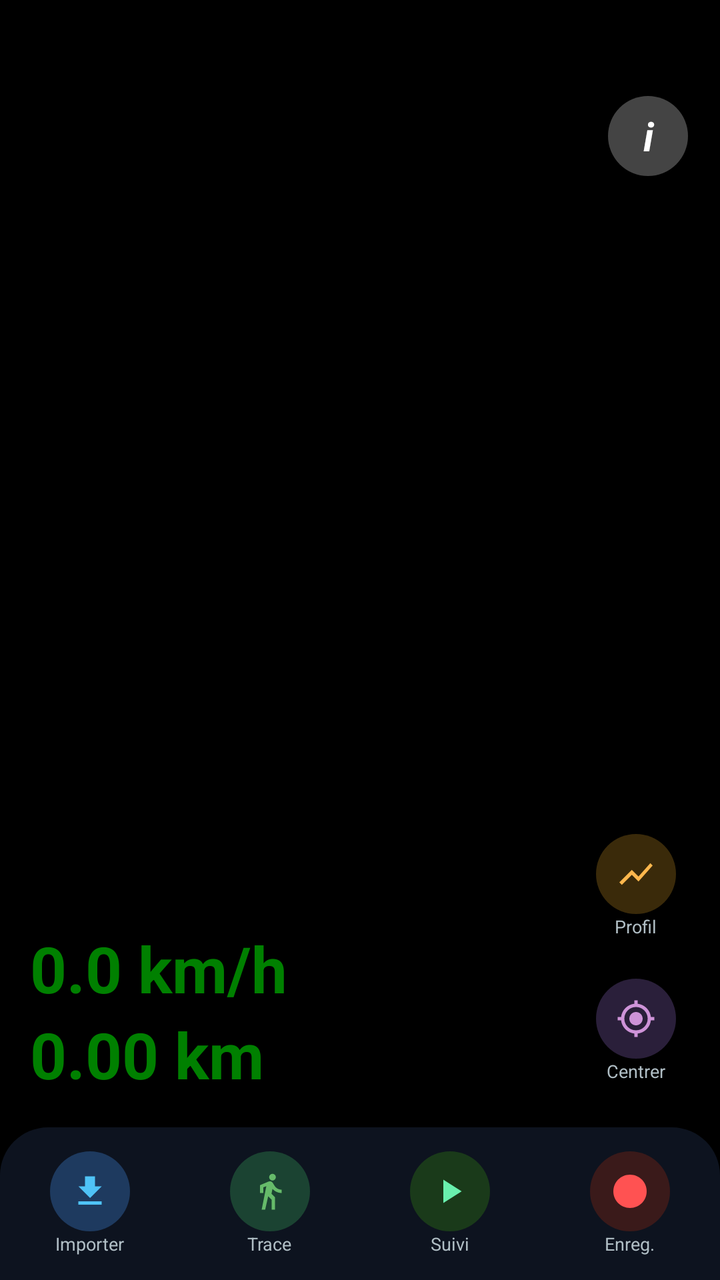
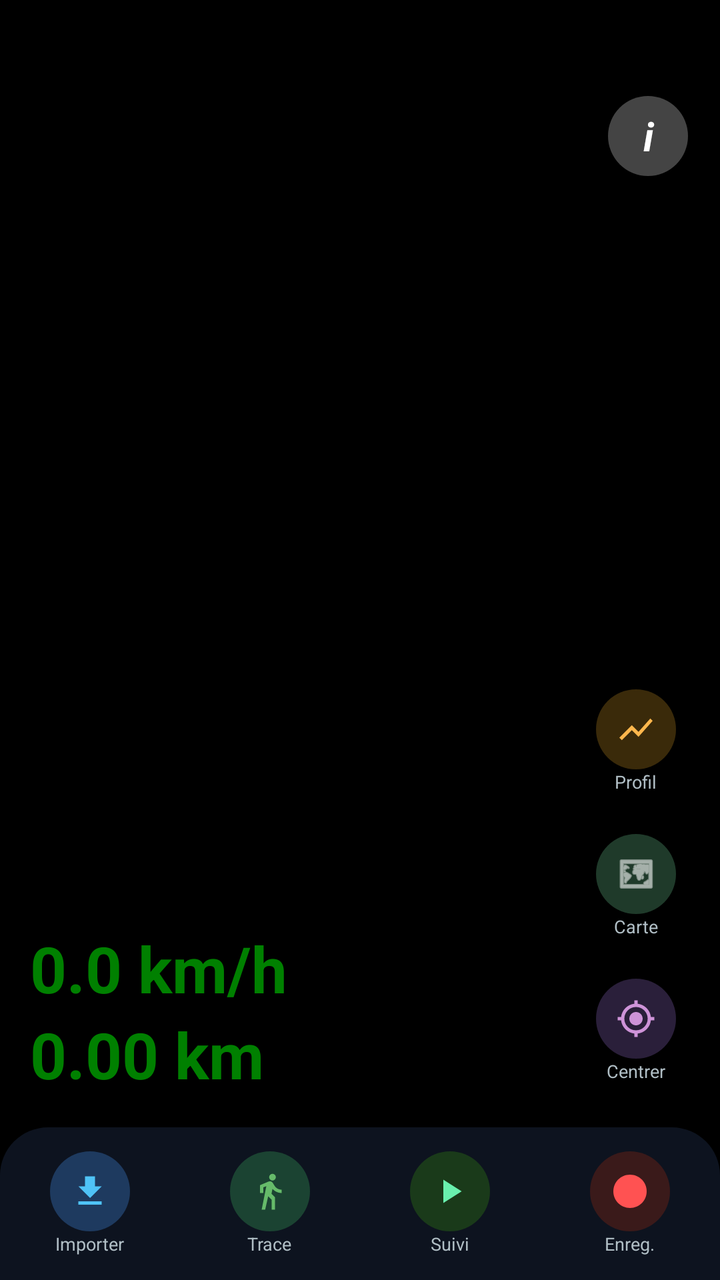

An Android layout rendered at two revisions. The XML below is the earlier revision; the diff shows what the commit changed to produce the second picture.
<!-- AndroidManifest.xml: application theme Theme.GpsTraceTracker -->
<!-- res/layout/activity_main.xml -->
<?xml version="1.0" encoding="utf-8"?>
<androidx.constraintlayout.widget.ConstraintLayout
    xmlns:android="http://schemas.android.com/apk/res/android"
    xmlns:app="http://schemas.android.com/apk/res-auto"
    android:id="@+id/main"
    android:layout_width="match_parent"
    android:layout_height="match_parent"
    android:background="#000000">

    <FrameLayout
        android:id="@+id/mapContainer"
        android:layout_width="0dp"
        android:layout_height="0dp"
        app:layout_constraintTop_toTopOf="parent"
        app:layout_constraintBottom_toBottomOf="parent"
        app:layout_constraintStart_toStartOf="parent"
        app:layout_constraintEnd_toEndOf="parent"/>

    <LinearLayout
        android:id="@+id/btnInfo"
        android:layout_width="wrap_content"
        android:layout_height="wrap_content"
        android:orientation="vertical"
        android:gravity="center"
        android:layout_marginEnd="16dp"
        android:elevation="6dp"
        android:clickable="true"
        android:focusable="true"
        android:layout_marginTop="48dp"
        app:layout_constraintEnd_toEndOf="parent"
        app:layout_constraintTop_toTopOf="parent">

        <TextView
            android:layout_width="40dp"
            android:layout_height="40dp"
            android:text="i"
            android:textColor="#FFFFFF"
            android:textStyle="bold|italic"
            android:textSize="20sp"
            android:gravity="center"
            android:background="@drawable/btn_circle_background"
            android:backgroundTint="#444444" />
    </LinearLayout> <TextView
        android:id="@+id/txtLargeSpeed"
        android:layout_width="wrap_content"
        android:layout_height="wrap_content"
        android:text="0.0"
        android:textColor="#03045E" android:textSize="100sp" android:textStyle="bold"
        android:shadowColor="#FFFFFF"
        android:shadowDx="0"
        android:shadowDy="0"
        android:shadowRadius="25"
        android:visibility="gone"
        android:elevation="10dp"
        app:layout_constraintTop_toTopOf="parent"
        app:layout_constraintBottom_toBottomOf="parent"
        app:layout_constraintStart_toStartOf="parent"
        app:layout_constraintEnd_toEndOf="parent"
        app:layout_constraintVertical_bias="0.15" />

    <LinearLayout
        android:id="@+id/rightActionsContainer"
        android:layout_width="wrap_content"
        android:layout_height="wrap_content"
        android:orientation="vertical"
        android:gravity="center"
        android:layout_marginEnd="16dp"
        android:layout_marginBottom="16dp"
        app:layout_constraintEnd_toEndOf="parent"
        app:layout_constraintBottom_toTopOf="@+id/bottomBar">

        <LinearLayout
            android:id="@+id/btnElevation"
            android:layout_width="wrap_content"
            android:layout_height="wrap_content"
            android:orientation="vertical"
            android:gravity="center"
            android:padding="6dp"
            android:layout_marginBottom="8dp">
            <ImageView
                android:layout_width="40dp"
                android:layout_height="40dp"
                android:src="@drawable/ic_btn_elevation"
                android:background="@drawable/btn_circle_background"
                android:backgroundTint="#3A2A0A"
                android:padding="10dp" />
            <TextView
                android:layout_width="wrap_content"
                android:layout_height="wrap_content"
                android:text="Profil"
                android:textColor="#B0BEC5"
                android:textSize="9sp" />
        </LinearLayout>

        <LinearLayout
            android:id="@+id/btnCenter"
            android:layout_width="wrap_content"
            android:layout_height="wrap_content"
            android:orientation="vertical"
            android:gravity="center"
            android:padding="6dp">
            <ImageView
                android:layout_width="40dp"
                android:layout_height="40dp"
                android:src="@drawable/ic_btn_center"
                android:background="@drawable/btn_circle_background"
                android:backgroundTint="#2A1F3A"
                android:padding="10dp" />
            <TextView
                android:layout_width="wrap_content"
                android:layout_height="wrap_content"
                android:text="Centrer"
                android:textColor="#B0BEC5"
                android:textSize="9sp" />
        </LinearLayout>
    </LinearLayout>

    <LinearLayout
        android:id="@+id/statsOverlay"
        android:layout_width="wrap_content"
        android:layout_height="wrap_content"
        android:orientation="vertical"
        android:padding="0dp"
        android:background="@android:color/transparent"
        android:layout_marginBottom="15dp"
        android:layout_marginStart="15dp"
        app:layout_constraintBottom_toTopOf="@+id/bottomBar"
        app:layout_constraintStart_toStartOf="parent">

        <TextView
            android:id="@+id/txtSpeed"
            android:layout_width="wrap_content"
            android:layout_height="wrap_content"
            android:text="0.0 km/h"
            android:textColor="#008000"
            android:textSize="32sp"
            android:textStyle="bold"
            android:shadowColor="#CC000000"
            android:shadowDx="2"
            android:shadowDy="2"
            android:shadowRadius="3" />

        <TextView
            android:id="@+id/txtDistance"
            android:layout_width="wrap_content"
            android:layout_height="wrap_content"
            android:text="0.00 km"
            android:textColor="#008000"
            android:textSize="32sp"
            android:textStyle="bold"
            android:shadowColor="#CC000000"
            android:shadowDx="2"
            android:shadowDy="2"
            android:shadowRadius="3" />
    </LinearLayout>

    <LinearLayout
        android:id="@+id/bottomBar"
        android:layout_width="0dp"
        android:layout_height="wrap_content"
        android:orientation="horizontal"
        android:paddingTop="12dp"
        android:paddingBottom="12dp"
        android:gravity="center_vertical"
        android:background="@drawable/bottom_bar_background"
        app:layout_constraintBottom_toBottomOf="parent"
        app:layout_constraintStart_toStartOf="parent"
        app:layout_constraintEnd_toEndOf="parent">

        <LinearLayout
            android:id="@+id/btnImportGpx"
            android:layout_width="0dp"
            android:layout_weight="1"
            android:layout_height="wrap_content"
            android:orientation="vertical"
            android:gravity="center">
            <ImageView
                android:layout_width="40dp"
                android:layout_height="40dp"
                android:src="@drawable/ic_btn_import"
                android:background="@drawable/btn_circle_background"
                android:backgroundTint="#1E3A5F"
                android:padding="10dp" />
            <TextView
                android:layout_width="wrap_content"
                android:layout_height="wrap_content"
                android:text="Importer"
                android:textColor="#B0BEC5"
                android:textSize="9sp" />
        </LinearLayout>

        <LinearLayout
            android:id="@+id/btnSelectTrace"
            android:layout_width="0dp"
            android:layout_weight="1"
            android:layout_height="wrap_content"
            android:orientation="vertical"
            android:gravity="center">
            <ImageView
                android:layout_width="40dp"
                android:layout_height="40dp"
                android:src="@drawable/ic_btn_trace"
                android:background="@drawable/btn_circle_background"
                android:backgroundTint="#1B4332"
                android:padding="10dp" />
            <TextView
                android:layout_width="wrap_content"
                android:layout_height="wrap_content"
                android:text="Trace"
                android:textColor="#B0BEC5"
                android:textSize="9sp" />
        </LinearLayout>

        <LinearLayout
            android:id="@+id/btnFollow"
            android:layout_width="0dp"
            android:layout_weight="1"
            android:layout_height="wrap_content"
            android:orientation="vertical"
            android:gravity="center">
            <ImageView
                android:id="@+id/btnFollowIcon"
                android:layout_width="40dp"
                android:layout_height="40dp"
                android:src="@drawable/ic_btn_play"
                android:background="@drawable/btn_circle_background"
                android:backgroundTint="#1A3A1A"
                android:padding="10dp" />
            <TextView
                android:layout_width="wrap_content"
                android:layout_height="wrap_content"
                android:text="Suivi"
                android:textColor="#B0BEC5"
                android:textSize="9sp" />
        </LinearLayout>

        <LinearLayout
            android:id="@+id/btnRecord"
            android:layout_width="0dp"
            android:layout_weight="1"
            android:layout_height="wrap_content"
            android:orientation="vertical"
            android:gravity="center">
            <ImageView
                android:id="@+id/btnRecordIcon"
                android:layout_width="40dp"
                android:layout_height="40dp"
                android:src="@drawable/ic_btn_record"
                android:background="@drawable/btn_circle_background"
                android:backgroundTint="#3A1A1A"
                android:padding="10dp" />
            <TextView
                android:id="@+id/btnRecordLabel"
                android:layout_width="wrap_content"
                android:layout_height="wrap_content"
                android:text="Enreg."
                android:textColor="#B0BEC5"
                android:textSize="9sp" />
        </LinearLayout>
    </LinearLayout>

    <View
        android:id="@+id/screenOverlay"
        android:layout_width="0dp"
        android:layout_height="0dp"
        android:background="#000000"
        android:alpha="0"
        android:elevation="20dp"
        android:clickable="false"
        app:layout_constraintTop_toTopOf="parent"
        app:layout_constraintBottom_toBottomOf="parent"
        app:layout_constraintStart_toStartOf="parent"
        app:layout_constraintEnd_toEndOf="parent"/>

</androidx.constraintlayout.widget.ConstraintLayout>
<!-- resources referenced by this layout -->
<resources>
  <!-- drawable bottom_bar_background (drawable) -->
  <?xml version="1.0" encoding="utf-8"?>
  <shape xmlns:android="http://schemas.android.com/apk/res/android"
      android:shape="rectangle">
      <solid android:color="#CC111827"/>
      <corners
          android:topLeftRadius="24dp"
          android:topRightRadius="24dp"/>
  </shape>
  <!-- drawable btn_circle_background (drawable) -->
  <?xml version="1.0" encoding="utf-8"?>
  <shape xmlns:android="http://schemas.android.com/apk/res/android"
      android:shape="oval">
      <solid android:color="#FFFFFF"/>
  </shape>
  <!-- drawable ic_btn_center (drawable) -->
  <vector xmlns:android="http://schemas.android.com/apk/res/android" android:width="24dp" android:height="24dp" android:viewportWidth="24" android:viewportHeight="24">
      <path android:fillColor="#CE93D8" android:pathData="M12,8c-2.21,0 -4,1.79 -4,4s1.79,4 4,4 4,-1.79 4,-4 -1.79,-4 -4,-4zM20.94,11c-0.46,-4.17 -3.77,-7.48 -7.94,-7.94V1h-2v2.06C6.83,3.52 3.52,6.83 3.06,11H1v2h2.06c0.46,4.17 3.77,7.48 7.94,7.94V23h2v-2.06c4.17,-0.46 7.48,-3.77 7.94,-7.94H23v-2h-2.06zM12,19c-3.87,0 -7,-3.13 -7,-7s3.13,-7 7,-7 7,3.13 7,7 -3.13,7 -7,7z"/>
  </vector>
  <!-- drawable ic_btn_elevation (drawable) -->
  <vector xmlns:android="http://schemas.android.com/apk/res/android" android:width="24dp" android:height="24dp" android:viewportWidth="24" android:viewportHeight="24">
      <path android:fillColor="#FFB74D" android:pathData="M3.5,18.49l6,-6.01 4,4L22,6.92l-1.41,-1.41 -7.09,7.97 -4,-4L2,16.99z"/>
  </vector>
  <!-- drawable ic_btn_import (drawable) -->
  <vector xmlns:android="http://schemas.android.com/apk/res/android" android:width="24dp" android:height="24dp" android:viewportWidth="24" android:viewportHeight="24">
      <path android:fillColor="#4FC3F7" android:pathData="M19,9h-4V3H9v6H5l7,7 7,-7zM5,18v2h14v-2H5z"/>
  </vector>
  <!-- drawable ic_btn_play (drawable) -->
  <vector xmlns:android="http://schemas.android.com/apk/res/android" android:width="24dp" android:height="24dp" android:viewportWidth="24" android:viewportHeight="24">
      <path android:fillColor="#69F0AE" android:pathData="M8,5v14l11,-7z"/>
  </vector>
  <!-- drawable ic_btn_record (drawable) -->
  <vector xmlns:android="http://schemas.android.com/apk/res/android" android:width="24dp" android:height="24dp" android:viewportWidth="24" android:viewportHeight="24">
      <path android:fillColor="#FF5252" android:pathData="M12,2C6.48,2 2,6.48 2,12s4.48,10 10,10 10,-4.48 10,-10S17.52,2 12,2z"/>
  </vector>
  <!-- drawable ic_btn_trace (drawable) -->
  <vector xmlns:android="http://schemas.android.com/apk/res/android" android:width="24dp" android:height="24dp" android:viewportWidth="24" android:viewportHeight="24">
      <path android:fillColor="#66BB6A" android:pathData="M13.5,5.5c1.1,0 2,-0.9 2,-2s-0.9,-2 -2,-2 -2,0.9 -2,2 0.9,2 2,2zM9.8,8.9L7,23h2.1l1.8,-8 2.1,2v6h2v-7.5l-2.1,-2 0.6,-3C14.8,12 16.8,13 19,13v-2c-1.9,0 -3.5,-1 -4.3,-2.4l-1,-1.6c-0.4,-0.6 -1,-1 -1.7,-1 -0.3,0 -0.5,0.1 -0.8,0.1L6,8.3V13h2V9.6l1.8,-0.7"/>
  </vector>
  <style name="Theme.GpsTraceTracker" parent="Theme.MaterialComponents.DayNight.NoActionBar">
          
          <item name="android:windowBackground">@android:color/black</item>
          <item name="colorPrimary">#1565C0</item>
          <item name="colorPrimaryVariant">#0D47A1</item>
          <item name="colorOnPrimary">#FFFFFF</item>
          <item name="colorSecondary">#2E7D32</item>
          <item name="colorOnSecondary">#FFFFFF</item>
          <item name="android:statusBarColor">#000000</item>
          <item name="android:navigationBarColor">#000000</item>
      </style>
</resources>

<!-- the commit's change to res/layout/activity_main.xml (unified diff, before → after) -->
@@ -93,6 +93,28 @@
         </LinearLayout>
 
         <LinearLayout
+            android:id="@+id/btnLayers"
+            android:layout_width="wrap_content"
+            android:layout_height="wrap_content"
+            android:orientation="vertical"
+            android:gravity="center"
+            android:padding="6dp"
+            android:layout_marginBottom="8dp">
+            <ImageView
+                android:layout_width="40dp"
+                android:layout_height="40dp"
+                android:src="@android:drawable/ic_menu_mapmode" android:background="@drawable/btn_circle_background"
+                android:backgroundTint="#1F3A2A" android:padding="10dp"
+                app:tint="#FFFFFF" />
+            <TextView
+                android:layout_width="wrap_content"
+                android:layout_height="wrap_content"
+                android:text="Carte"
+                android:textColor="#B0BEC5"
+                android:textSize="9sp" />
+        </LinearLayout>
+
+        <LinearLayout
             android:id="@+id/btnCenter"
             android:layout_width="wrap_content"
             android:layout_height="wrap_content"
